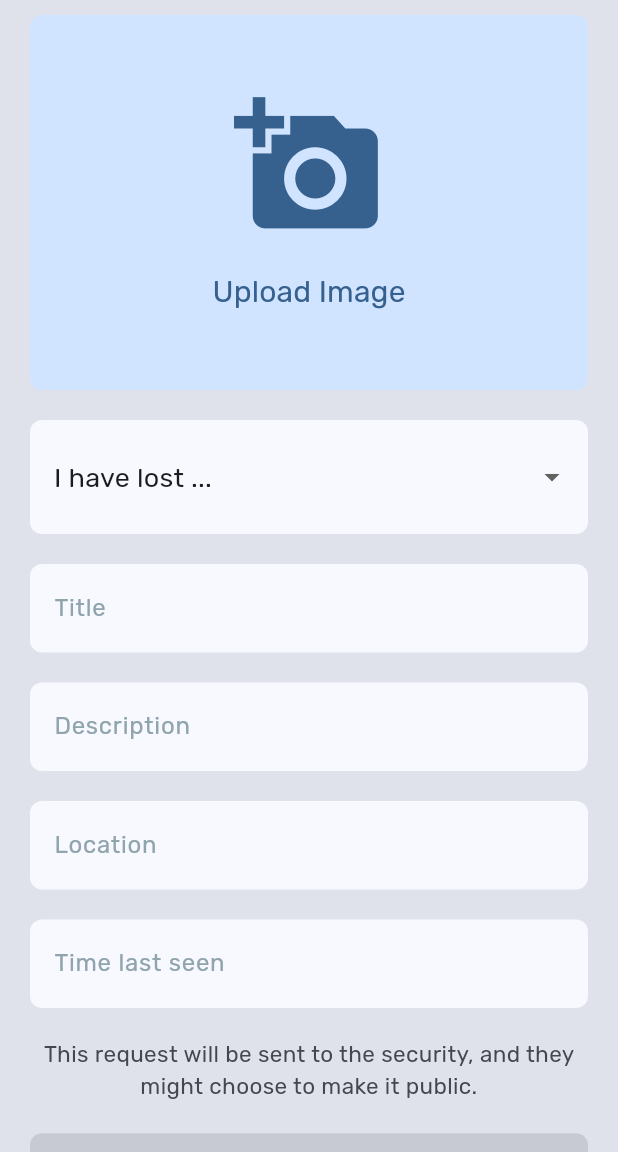
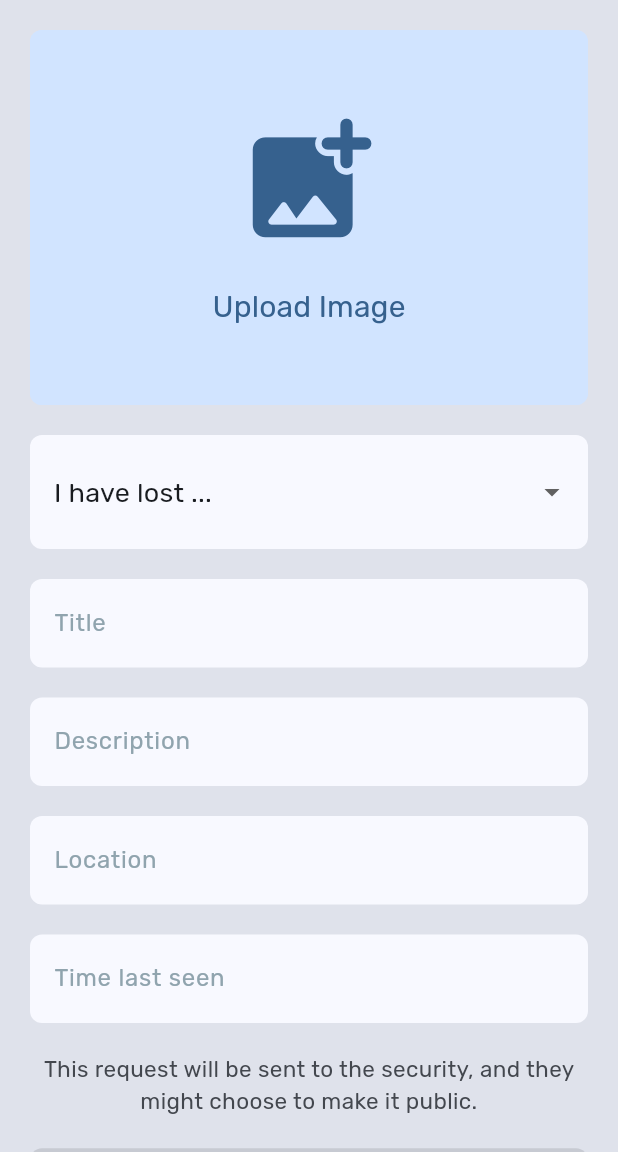
Before and after one commit to darrylad/LoFo, a Flutter app: the HomePage screen opened directly, after a tap on the "add" icon, on a phone screen of 412 x 824 dp, the part 84-1236 px from its top. Run offline on Flutter 3.47's test engine with Material 3 defaults, Android fonts, the phone set to English and light mode, and no system bars; our stand-ins replace cloud_firestore, firebase_auth, firebase_core, firebase_storage, google_sign_in, image_picker and 3 more; accounts and stored records are empty; generated files the repository leaves out were written again.

```diff
--- a/lib/backend/login_details.dart
+++ b/lib/backend/login_details.dart
@@ -43,7 +43,7 @@ Future<void> saveLoginDetails() async {
 
 Future<void> getLoginDetails() async {
   SharedPreferences prefs = await SharedPreferences.getInstance();
-  forceLightTheme.value = prefs.getBool('forceLightTheme') ?? true;
+  forceLightTheme.value = prefs.getBool('forceLightTheme') ?? false;
   isUserLoggedIn = prefs.getBool('isUserLoggedIn') ?? false;
   loginID = prefs.getString('savedLoginID') ?? '';
   userName = prefs.getString('savedUserName') ?? '';
--- a/lib/components/button.dart
+++ b/lib/components/button.dart
@@ -241,7 +241,7 @@ class ConfirmatoryButton extends StatelessWidget {
                         shadow: const [
                           BoxShadow(color: Colors.black26, blurRadius: 10)
                         ],
-                        backgroundColor: themeData.colorScheme.surface,
+                        backgroundColor: themeData.colorScheme.tertiary,
                         // barrierColor: Colors.blueGrey[200]!.withOpacity(0.3),
                         barrierColor:
                             themeData.scaffoldBackgroundColor.withOpacity(0.3),
--- a/lib/components/new_post_floating_action_button.dart
+++ b/lib/components/new_post_floating_action_button.dart
@@ -95,9 +95,9 @@ class _NewPostFloatingActionButtonState
                                   return const NewPostPage();
                                 },
                                 transitionDuration:
-                                    const Duration(milliseconds: 550),
+                                    const Duration(milliseconds: 750),
                                 reverseTransitionDuration:
-                                    const Duration(milliseconds: 600),
+                                    const Duration(milliseconds: 800),
                                 transitionsBuilder: (context, animation,
                                     secondaryAnimation, child) {
                                   final curvedAnimation = CurvedAnimation(
@@ -118,7 +118,7 @@ class _NewPostFloatingActionButtonState
                                                   15 * curvedAnimation.value),
                                           child: Container(
                                             color: backgroundAnimationColor
-                                                .withOpacity(0.5 *
+                                                .withOpacity(0.7 *
                                                     curvedAnimation.value),
                                           ),
                                         );
--- a/lib/pages/new_post.dart
+++ b/lib/pages/new_post.dart
@@ -242,7 +242,7 @@ class _NewPostPageState extends State<NewPostPage> {
                 key: _formKey,
                 child: Column(
                   children: [
-                    const SizedBox(height: 10),
+                    const SizedBox(height: 20),
                     uploadImageButton(),
                     const SizedBox(height: 20),
                     basicDropDownFormField(),
@@ -449,7 +449,7 @@ class _NewPostPageState extends State<NewPostPage> {
                   mainAxisAlignment: MainAxisAlignment.center,
                   children: [
                     Icon(
-                      Icons.add_a_photo,
+                      Icons.add_photo_alternate_rounded,
                       size: 100,
                     ),
                     SizedBox(height: 20),
--- a/lib/security_layouts/security_components/security_app_bar.dart
+++ b/lib/security_layouts/security_components/security_app_bar.dart
@@ -152,7 +152,7 @@ AppBar publicizingSecurityAppBar() {
     key: const ValueKey(5),
     centerTitle: true,
     title: const Text(
-      'Publicizing copy',
+      'Publicizing',
       style: TextStyle(
           color: Colors.white, fontVariations: [FontVariation('wght', 600)]),
     ),
@@ -213,7 +213,7 @@ AppBar publicizedSecurityAppBar() {
     key: const ValueKey(9),
     centerTitle: true,
     title: const Text(
-      'Publicized copy',
+      'Publicized',
       style: TextStyle(
           color: Colors.white, fontVariations: [FontVariation('wght', 600)]),
     ),
--- a/lib/security_layouts/security_components/security_new_post_floating_action_button.dart
+++ b/lib/security_layouts/security_components/security_new_post_floating_action_button.dart
@@ -119,7 +119,7 @@ class _SecurityNewPostFloatingActionButtonState
                                                   15 * curvedAnimation.value),
                                           child: Container(
                                             color: backgroundAnimationColor
-                                                .withOpacity(0.5 *
+                                                .withOpacity(0.7 *
                                                     curvedAnimation.value),
                                           ),
                                         );
--- a/lib/security_layouts/security_pages/security_layout.dart
+++ b/lib/security_layouts/security_pages/security_layout.dart
@@ -29,7 +29,8 @@ class _SecurityLayoutState extends State<SecurityLayout> {
         break;
       case 1:
         securityPage = const SecurityHomePage();
-        currentAppBar = securityAppBar('Pubic Posts', const LoginImageButton());
+        currentAppBar =
+            securityAppBar('Public Posts', const LoginImageButton());
         break;
       case 2:
         securityPage = const SecurityInboxPage();
--- a/lib/security_layouts/security_pages/security_new_post_page.dart
+++ b/lib/security_layouts/security_pages/security_new_post_page.dart
@@ -245,7 +245,7 @@ class _SecurityNewPostPageState extends State<SecurityNewPostPage> {
                 key: _formKey,
                 child: Column(
                   children: [
-                    const SizedBox(height: 10),
+                    const SizedBox(height: 20),
                     uploadImageButton(),
                     const SizedBox(height: 20),
                     basicSecurityDropDownFormField(),
@@ -450,7 +450,7 @@ class _SecurityNewPostPageState extends State<SecurityNewPostPage> {
                   mainAxisAlignment: MainAxisAlignment.center,
                   children: [
                     Icon(
-                      Icons.add_a_photo,
+                      Icons.add_photo_alternate_rounded,
                       color: securityColorScheme.primary,
                       size: 100,
                     ),
```
Also changed, not shown: lib/components/app_bar.dart (+9 -9 lines), lib/security_layouts/security_components/security_letter_card.dart (+9 -0 lines).
